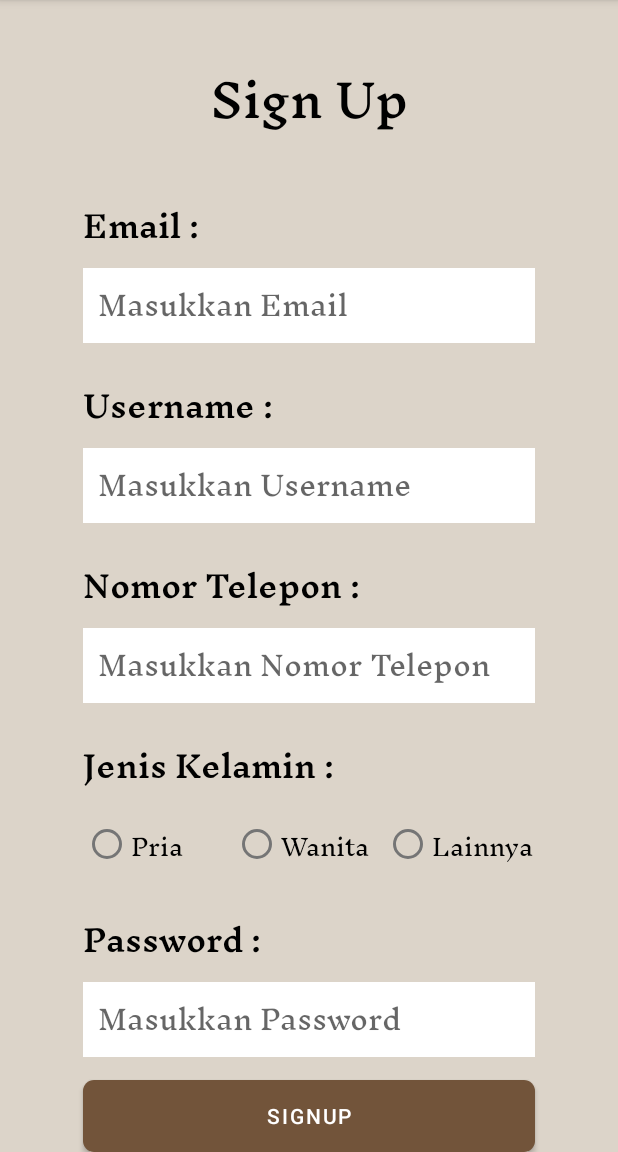
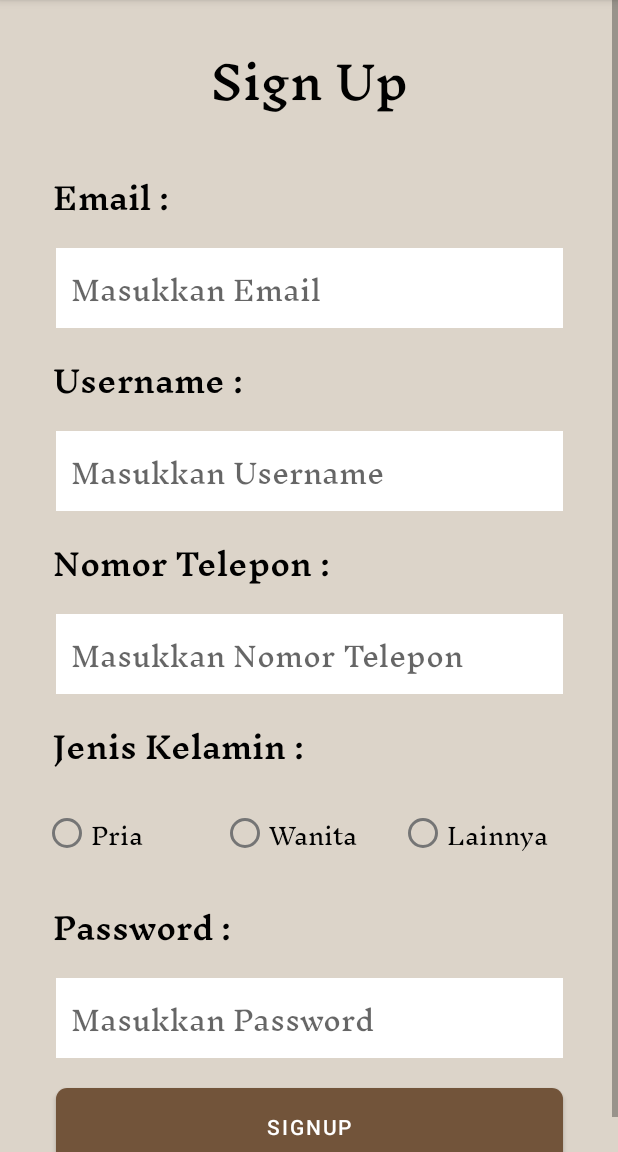
Before and after one commit to CateLink/CateLink-App, an Android app: the screen it shows after launch (SignupActivity), after a tap on an icon or button, on a phone screen of 412 x 824 dp, the part 84-1236 px from its top. Run offline under Robolectric (Android 15) with nearby library versions, the phone set to English and light mode, and no system bars.

Commit message:
lg splscrn update

```diff
--- /dev/null
+++ b/app/src/main/java/id/kharisma/studio/catelink/SplashscnActivity.java
@@ -0,0 +1,25 @@
+package id.kharisma.studio.catelink;
+
+import androidx.appcompat.app.AppCompatActivity;
+
+import android.content.Intent;
+import android.os.Bundle;
+import android.os.Handler;
+
+public class SplashscnActivity extends AppCompatActivity {
+
+
+    @Override
+    protected void onCreate(Bundle savedInstanceState) {
+        super.onCreate(savedInstanceState);
+        setContentView(R.layout.activity_splashscn);
+
+        new Handler().postDelayed(new Runnable() {
+            @Override
+            public void run() {
+                startActivity(new Intent(SplashscnActivity.this,MainActivity.class));
+                finish();
+            }
+        },3000);
+    }
+}
--- a/app/src/main/res/layout/activity_signup.xml
+++ b/app/src/main/res/layout/activity_signup.xml
@@ -1,132 +1,149 @@
 <?xml version="1.0" encoding="utf-8"?>
-<LinearLayout xmlns:android="http://schemas.android.com/apk/res/android"
+<ScrollView xmlns:android="http://schemas.android.com/apk/res/android"
     xmlns:app="http://schemas.android.com/apk/res-auto"
     xmlns:tools="http://schemas.android.com/tools"
     android:layout_width="match_parent"
-    android:layout_height="match_parent"
-    tools:context=".SignupActivity"
-    android:orientation="vertical"
+    android:layout_height="wrap_content"
+    android:fillViewport="true"
     android:background="@color/bonebackgroundcolor">
 
-    <TextView
+    <androidx.constraintlayout.widget.ConstraintLayout
         android:layout_width="match_parent"
         android:layout_height="wrap_content"
-        android:layout_marginTop="20dp"
+        tools:context=".SignupActivity">
+
+        <TextView
+            android:id="@+id/textView3"
+            android:layout_width="match_parent"
+            android:layout_height="wrap_content"
+            android:layout_marginStart="8dp"
+            android:layout_marginTop="8dp"
+            android:layout_marginEnd="8dp"
+            android:fontFamily="@font/inknutantiqua_medium"
             android:gravity="center"
             android:text="Sign Up"
             android:textColor="@color/black"
-        android:fontFamily="@font/inknutantiqua_medium"
-        android:textSize="30sp" />
+            android:textSize="30sp"
+            app:layout_constraintEnd_toEndOf="parent"
+            app:layout_constraintStart_toStartOf="parent"
+            app:layout_constraintTop_toTopOf="parent" />
 
         <!-- Email Start-->
         <TextView
+            android:id="@+id/textView4"
             android:layout_width="wrap_content"
             android:layout_height="wrap_content"
-        android:layout_marginTop="12dp"
-        android:layout_marginLeft="55dp"
-        android:layout_marginRight="55dp"
+            android:layout_marginStart="35dp"
+            android:layout_marginTop="5dp"
+            android:fontFamily="@font/inknutantiqua_semibold"
             android:text="Email : "
             android:textColor="@color/black"
-        android:fontFamily="@font/inknutantiqua_semibold"
             android:textSize="20sp"
-        />
+            app:layout_constraintStart_toStartOf="parent"
+            app:layout_constraintTop_toBottomOf="@+id/textView3" />
 
         <EditText
             android:id="@+id/edtsg_email"
-        android:layout_width="match_parent"
-        android:layout_height="50dp"
+            android:layout_width="338dp"
+            android:layout_height="53dp"
+            android:layout_marginTop="5dp"
+            android:layout_marginEnd="35dp"
+            android:background="@drawable/edittxt_shape"
+            android:fontFamily="@font/inknutantiqua_regular"
             android:hint="Masukkan Email"
             android:inputType="textEmailAddress"
-        android:background="@drawable/edittxt_shape"
-        android:layout_marginLeft="55dp"
-        android:layout_marginRight="55dp"
             android:paddingLeft="10dp"
-        android:fontFamily="@font/inknutantiqua_regular"
-        />
+            app:layout_constraintEnd_toEndOf="parent"
+            app:layout_constraintStart_toStartOf="@+id/textView4"
+            app:layout_constraintTop_toBottomOf="@+id/textView4" />
         <!-- Email End-->
 
         <!-- Usn Start-->
         <TextView
+            android:id="@+id/textView5"
             android:layout_width="wrap_content"
             android:layout_height="wrap_content"
-        android:layout_marginTop="12dp"
-        android:layout_marginLeft="55dp"
-        android:layout_marginRight="55dp"
+            android:layout_marginTop="5dp"
+            android:fontFamily="@font/inknutantiqua_semibold"
             android:text="Username : "
             android:textColor="@color/black"
-        android:fontFamily="@font/inknutantiqua_semibold"
             android:textSize="20sp"
-        />
+            app:layout_constraintStart_toStartOf="@+id/textView4"
+            app:layout_constraintTop_toBottomOf="@+id/edtsg_email" />
 
         <EditText
             android:id="@+id/edtsg_username"
-        android:layout_width="match_parent"
-        android:layout_height="50dp"
+            android:layout_width="338dp"
+            android:layout_height="53dp"
+            android:layout_marginTop="5dp"
+            android:background="@drawable/edittxt_shape"
+            android:fontFamily="@font/inknutantiqua_regular"
             android:hint="Masukkan Username"
             android:inputType="text"
-        android:background="@drawable/edittxt_shape"
-        android:layout_marginLeft="55dp"
-        android:layout_marginRight="55dp"
             android:paddingLeft="10dp"
-        android:fontFamily="@font/inknutantiqua_regular"
-        />
+            app:layout_constraintEnd_toEndOf="@+id/edtsg_email"
+            app:layout_constraintTop_toBottomOf="@+id/textView5" />
         <!-- Usn End-->
 
         <!-- Notelp Start-->
         <TextView
+            android:id="@+id/textView6"
             android:layout_width="wrap_content"
             android:layout_height="wrap_content"
-        android:layout_marginTop="12dp"
-        android:layout_marginLeft="55dp"
-        android:layout_marginRight="55dp"
+            android:layout_marginTop="5dp"
+            android:fontFamily="@font/inknutantiqua_semibold"
             android:text="Nomor Telepon : "
             android:textColor="@color/black"
-        android:fontFamily="@font/inknutantiqua_semibold"
             android:textSize="20sp"
-        />
+            app:layout_constraintStart_toStartOf="@+id/textView5"
+            app:layout_constraintTop_toBottomOf="@+id/edtsg_username" />
 
         <EditText
             android:id="@+id/edtsg_notelpon"
-        android:layout_width="match_parent"
-        android:layout_height="50dp"
+            android:layout_width="338dp"
+            android:layout_height="53dp"
+            android:layout_marginTop="5dp"
+            android:background="@drawable/edittxt_shape"
+            android:fontFamily="@font/inknutantiqua_regular"
             android:hint="Masukkan Nomor Telepon"
             android:inputType="number"
-        android:background="@drawable/edittxt_shape"
-        android:layout_marginLeft="55dp"
-        android:layout_marginRight="55dp"
             android:paddingLeft="10dp"
-        android:fontFamily="@font/inknutantiqua_regular"
-        />
+            app:layout_constraintEnd_toEndOf="@+id/edtsg_username"
+            app:layout_constraintStart_toStartOf="@+id/edtsg_username"
+            app:layout_constraintTop_toBottomOf="@+id/textView6" />
         <!-- Notelp End-->
 
         <!-- Gender Start-->
         <TextView
+            android:id="@+id/textView7"
             android:layout_width="wrap_content"
             android:layout_height="wrap_content"
-        android:layout_marginTop="12dp"
-        android:layout_marginLeft="55dp"
-        android:layout_marginRight="55dp"
+            android:layout_marginTop="5dp"
+            android:fontFamily="@font/inknutantiqua_semibold"
             android:text="Jenis Kelamin : "
             android:textColor="@color/black"
-        android:fontFamily="@font/inknutantiqua_semibold"
             android:textSize="20sp"
-        />
+            app:layout_constraintStart_toStartOf="@+id/textView6"
+            app:layout_constraintTop_toBottomOf="@+id/edtsg_notelpon" />
 
         <RadioGroup
-        android:layout_width="match_parent"
-        android:layout_height="wrap_content"
+            android:id="@+id/radioGroup"
+            android:layout_width="356dp"
+            android:layout_height="52dp"
+            android:layout_marginTop="5dp"
             android:orientation="horizontal"
-        android:layout_marginLeft="55dp"
-        android:layout_marginRight="55dp">
+            app:layout_constraintEnd_toEndOf="@+id/edtsg_notelpon"
+            app:layout_constraintStart_toStartOf="@+id/edtsg_notelpon"
+            app:layout_constraintTop_toBottomOf="@+id/textView7">
 
             <RadioButton
                 android:id="@+id/btn_male"
                 android:layout_width="20px"
                 android:layout_height="wrap_content"
                 android:layout_weight="1"
-            android:textSize="15sp"
+                android:fontFamily="@font/inknutantiqua_light"
                 android:text="Pria"
-            android:fontFamily="@font/inknutantiqua_light"/>
+                android:textSize="15sp" />
 
             <RadioButton
                 android:id="@+id/btn_female"
@@ -142,51 +159,58 @@
                 android:layout_width="20px"
                 android:layout_height="wrap_content"
                 android:layout_weight="1"
-            android:textSize="15sp"
+                android:fontFamily="@font/inknutantiqua_light"
                 android:text="Lainnya"
-            android:fontFamily="@font/inknutantiqua_light"/>
+                android:textSize="15sp" />
         </RadioGroup>
         <!-- Gender End-->
 
         <!-- Password Start-->
         <TextView
+            android:id="@+id/textView8"
             android:layout_width="wrap_content"
             android:layout_height="wrap_content"
-        android:layout_marginTop="10dp"
-        android:layout_marginLeft="55dp"
-        android:layout_marginRight="55dp"
+            android:layout_marginTop="5dp"
+            android:fontFamily="@font/inknutantiqua_semibold"
             android:text="Password : "
             android:textColor="@color/black"
-        android:fontFamily="@font/inknutantiqua_semibold"
             android:textSize="20sp"
-        />
+            app:layout_constraintStart_toStartOf="@+id/textView7"
+            app:layout_constraintTop_toBottomOf="@+id/radioGroup" />
 
         <EditText
             android:id="@+id/edtsg_password"
-        android:layout_width="match_parent"
-        android:layout_height="50dp"
+            android:layout_width="338dp"
+            android:layout_height="53dp"
+            android:layout_marginTop="5dp"
+            android:background="@drawable/edittxt_shape"
+            android:fontFamily="@font/inknutantiqua_regular"
             android:hint="Masukkan Password"
             android:inputType="textPassword"
-        android:background="@drawable/edittxt_shape"
-        android:layout_marginLeft="55dp"
-        android:layout_marginRight="55dp"
             android:paddingLeft="10dp"
-        android:fontFamily="@font/inknutantiqua_regular"
-        />
+            app:layout_constraintEnd_toEndOf="@+id/edtsg_notelpon"
+            app:layout_constraintStart_toStartOf="@+id/edtsg_notelpon"
+            app:layout_constraintTop_toBottomOf="@+id/textView8" />
         <!-- Password End-->
 
         <!-- Button Signup Start-->
         <Button
             android:id="@+id/btn_signup"
-        android:layout_width="match_parent"
-        android:layout_height="wrap_content"
+            android:layout_width="338dp"
+            android:layout_height="51dp"
+            android:layout_gravity="center"
+            android:layout_marginTop="20dp"
+            android:layout_marginBottom="15dp"
             android:background="@drawable/button_shape"
             android:text="Signup"
-        android:layout_marginTop="15dp"
-        android:layout_marginRight="55dp"
-        android:layout_marginLeft="55dp"
-        android:layout_gravity="center"
-        />
+            app:layout_constraintBottom_toBottomOf="parent"
+            app:layout_constraintEnd_toEndOf="@+id/edtsg_password"
+            app:layout_constraintHorizontal_bias="1.0"
+            app:layout_constraintStart_toStartOf="@+id/edtsg_password"
+            app:layout_constraintTop_toBottomOf="@+id/edtsg_password"
+            app:layout_constraintVertical_bias="1.0" />
         <!-- Button Signup End-->
 
-</LinearLayout>
+    </androidx.constraintlayout.widget.ConstraintLayout>
+
+</ScrollView>
```
Also changed, not shown: app/src/main/AndroidManifest.xml (+7 -8 lines), app/src/main/java/id/kharisma/studio/catelink/LoginActivity.java (+23 -0 lines), app/src/main/res/layout/activity_login.xml (+47 -36 lines), app/src/main/res/layout/activity_main.xml (+36 -21 lines), app/src/main/res/layout/activity_splashscn.xml (added, +49 -0 lines), app/src/main/res/drawable/catelink_maskot.png (added). Lines whose indentation alone changed are shown as unchanged.
